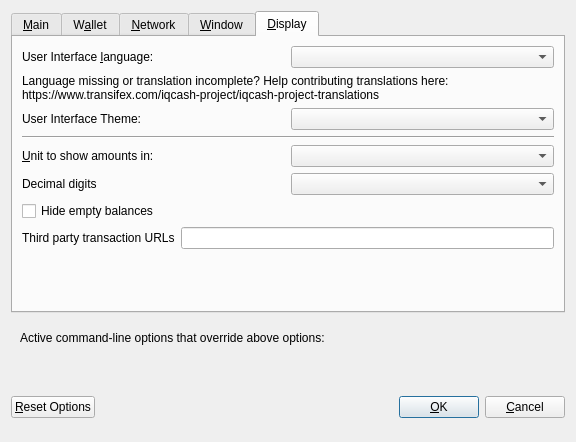
IQCASH/IQCASH, file src/qt/forms/optionsdialog.ui: the form before one commit.
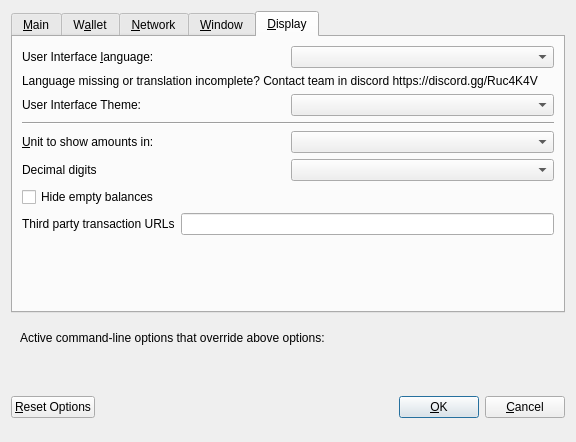
The form after the commit. Custom widgets are drawn as their Qt base class.

The edit to the form file:
```diff
--- a/src/qt/forms/optionsdialog.ui
+++ b/src/qt/forms/optionsdialog.ui
@@ -427,8 +427,7 @@
           <string notr="true"/>
          </property>
          <property name="text">
-          <string>Language missing or translation incomplete? Help contributing translations here:
-https://www.transifex.com/iqcash-project/iqcash-project-translations</string>
+          <string>Language missing or translation incomplete? Contact team in discord https://discord.gg/Ruc4K4V</string>
          </property>
          <property name="wordWrap">
           <bool>true</bool>
```
